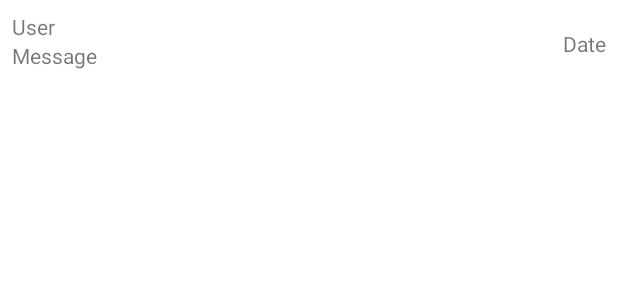
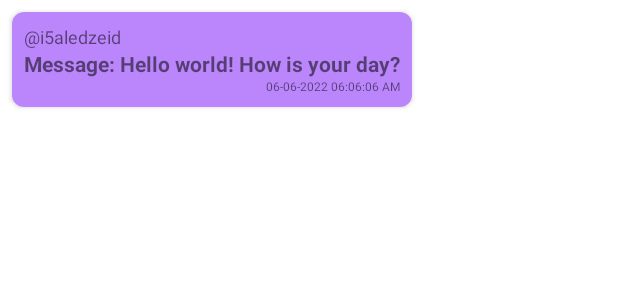
Before and after one commit to i5aledzeid/Architectural, an Android app: the layout message_layout.xml on its own in the app's theme, with its tools: preview values and no code run, on a phone screen of 412 x 824 dp. Shown: the top 300 px of the screen. Run offline under Robolectric (Android 15) with nearby library versions, the phone set to English and light mode, and no system bars.

```diff
--- a/app/src/main/java/com/example/architectural/adapter/MessageAdapter.java
+++ b/app/src/main/java/com/example/architectural/adapter/MessageAdapter.java
@@ -56,4 +56,9 @@ public class MessageAdapter extends RecyclerView.Adapter<MessageAdapter.ViewHold
             textView3 = itemView.findViewById(R.id.textView3);
         }
     }
+
+    public void addMessage(MessageModel messageModel) {
+        messageModelArrayList.add(0, messageModel);
+        notifyDataSetChanged();
+    }
 }
--- /dev/null
+++ b/app/src/main/res/drawable/ic_android_black_24dp.xml
@@ -0,0 +1,5 @@
+<vector android:height="24dp" android:tint="#000000"
+    android:viewportHeight="24" android:viewportWidth="24"
+    android:width="24dp" xmlns:android="http://schemas.android.com/apk/res/android">
+    <path android:fillColor="#FF000000" android:pathData="M17.6,11.48 L19.44,8.3a0.63,0.63 0,0 0,-1.09 -0.63l-1.88,3.24a11.43,11.43 0,0 0,-8.94 0L5.65,7.67a0.63,0.63 0,0 0,-1.09 0.63L6.4,11.48A10.81,10.81 0,0 0,1 20L23,20A10.81,10.81 0,0 0,17.6 11.48ZM7,17.25A1.25,1.25 0,1 1,8.25 16,1.25 1.25,0 0,1 7,17.25ZM17,17.25A1.25,1.25 0,1 1,18.25 16,1.25 1.25,0 0,1 17,17.25Z"/>
+</vector>
--- /dev/null
+++ b/app/src/main/res/drawable/ic_baseline_send_24.xml
@@ -0,0 +1,5 @@
+<vector android:autoMirrored="true" android:height="24dp"
+    android:tint="#000000" android:viewportHeight="24"
+    android:viewportWidth="24" android:width="24dp" xmlns:android="http://schemas.android.com/apk/res/android">
+    <path android:fillColor="@android:color/white" android:pathData="M2.01,21L23,12 2.01,3 2,10l15,2 -15,2z"/>
+</vector>
--- a/app/src/main/res/layout/message_layout.xml
+++ b/app/src/main/res/layout/message_layout.xml
@@ -1,8 +1,16 @@
 <?xml version="1.0" encoding="utf-8"?>
-<androidx.constraintlayout.widget.ConstraintLayout xmlns:android="http://schemas.android.com/apk/res/android"
+<androidx.cardview.widget.CardView xmlns:android="http://schemas.android.com/apk/res/android"
     xmlns:app="http://schemas.android.com/apk/res-auto"
+    android:layout_width="wrap_content"
+    android:layout_height="wrap_content"
+    android:layout_gravity="start"
+    android:layout_margin="8dp"
+    app:cardCornerRadius="8dp">
+
+    <androidx.constraintlayout.widget.ConstraintLayout
         android:layout_width="match_parent"
-    android:layout_height="wrap_content">
+        android:layout_height="match_parent"
+        android:background="@color/purple_200">
 
         <TextView
             android:id="@+id/textView"
@@ -10,7 +18,8 @@
             android:layout_height="wrap_content"
             android:layout_marginStart="8dp"
             android:layout_marginTop="8dp"
-        android:text="User"
+            android:text="\@i5aledzeid"
+            android:textSize="12sp"
             app:layout_constraintStart_toStartOf="parent"
             app:layout_constraintTop_toTopOf="parent" />
 
@@ -19,7 +28,10 @@
             android:layout_width="wrap_content"
             android:layout_height="wrap_content"
             android:layout_marginStart="8dp"
-        android:text="Message"
+            android:layout_marginEnd="8dp"
+            android:text="Message: Hello world! How is your day?"
+            android:textStyle="bold"
+            app:layout_constraintEnd_toEndOf="parent"
             app:layout_constraintStart_toStartOf="parent"
             app:layout_constraintTop_toBottomOf="@+id/textView" />
 
@@ -29,8 +41,12 @@
             android:layout_height="wrap_content"
             android:layout_marginEnd="8dp"
             android:layout_marginBottom="8dp"
-        android:text="Date"
+            android:text="06-06-2022 06:06:06 AM"
+            android:textSize="8sp"
             app:layout_constraintBottom_toBottomOf="parent"
-        app:layout_constraintEnd_toEndOf="parent" />
+            app:layout_constraintEnd_toEndOf="parent"
+            app:layout_constraintTop_toBottomOf="@+id/textView2" />
 
     </androidx.constraintlayout.widget.ConstraintLayout>
+
+</androidx.cardview.widget.CardView>
```
Also changed, not shown: app/src/main/java/com/example/architectural/MainActivity.java (+5 -3 lines), app/src/main/java/com/example/architectural/MessageActivity.java (+84 -0 lines), app/src/main/res/layout/activity_message.xml (+9 -1 lines). Lines whose indentation alone changed are shown as unchanged.
